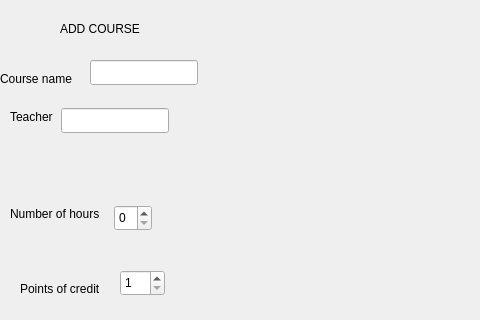
Before: the Qt Designer form coursedialog.ui in casalete/ErasmusIo, drawn with Qt 5; both pictures show x 0 to 480 and y 0 to 320 of the 883 by 556 pixel window.
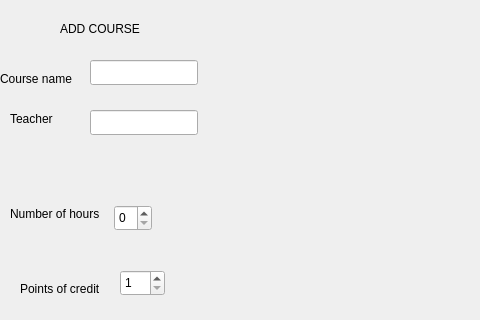
After: the same form once the commit is applied.

```diff
--- a/coursedialog.ui
+++ b/coursedialog.ui
@@ -117,8 +117,8 @@
   <widget class="QLineEdit" name="teacher">
    <property name="geometry">
     <rect>
-     <x>61</x>
-     <y>108</y>
+     <x>90</x>
+     <y>110</y>
      <width>108</width>
      <height>25</height>
     </rect>
@@ -129,8 +129,8 @@
     <rect>
      <x>10</x>
      <y>108</y>
-     <width>45</width>
-     <height>17</height>
+     <width>51</width>
+     <height>21</height>
     </rect>
    </property>
    <property name="text">
```
Left out of the diff: 6 changed lines with no effect on the pictures.
